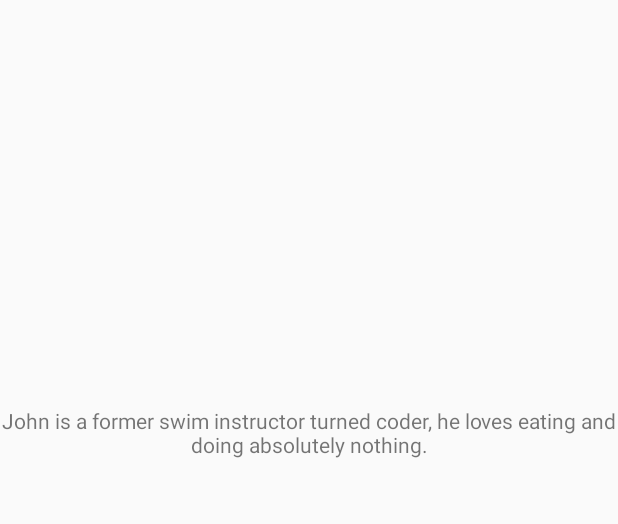
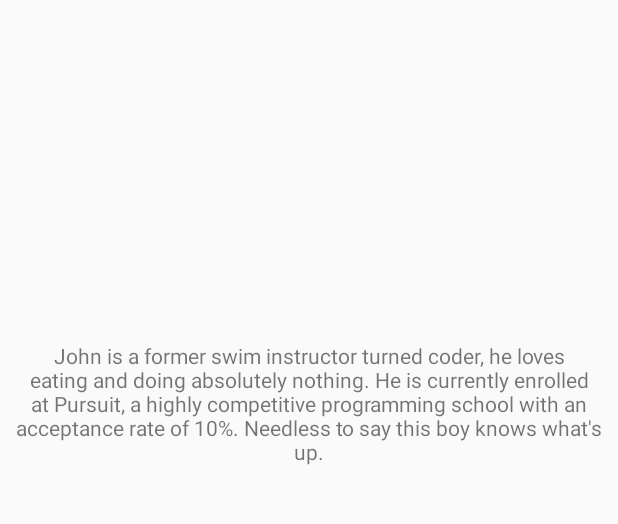
Before and after one commit to kelveenfabian/Group_portfolio, an Android app: the JohnActivity screen opened directly, with no data from a screen before it, on a phone screen of 412 x 824 dp, the part 371-895 px from its top. Run offline under Robolectric (Android 15) with nearby library versions, the phone set to English and light mode, and no system bars.

Commit message:
Added Scroll view + fixed constraints

```diff
--- a/app/src/main/res/layout/activity_john.xml
+++ b/app/src/main/res/layout/activity_john.xml
@@ -5,21 +5,6 @@
     android:layout_width="match_parent"
     android:layout_height="match_parent"
     tools:context=".JohnActivity">
-
-    <TextView
-        android:id="@+id/bio_text"
-        android:layout_width="wrap_content"
-        android:layout_height="wrap_content"
-        android:layout_marginStart="8dp"
-        android:layout_marginTop="8dp"
-        android:layout_marginEnd="8dp"
-        android:layout_marginBottom="8dp"
-        android:text="@string/john_bio"
-        app:layout_constraintBottom_toBottomOf="parent"
-        app:layout_constraintEnd_toEndOf="parent"
-        app:layout_constraintStart_toStartOf="parent"
-        app:layout_constraintTop_toBottomOf="@+id/john_img"
-        android:gravity="center"/>
 
     <ImageView
         android:id="@+id/john_img"
@@ -34,4 +19,33 @@
         app:layout_constraintStart_toStartOf="parent"
         app:layout_constraintTop_toTopOf="parent" />
 
+    <ScrollView
+        android:id="@+id/john_ScrollView"
+        android:layout_width="match_parent"
+        android:layout_height="wrap_content"
+        android:layout_marginTop="8dp"
+        android:layout_marginBottom="8dp"
+        app:layout_constraintBottom_toBottomOf="parent"
+        app:layout_constraintHorizontal_bias="0.0"
+        app:layout_constraintLeft_toLeftOf="parent"
+        app:layout_constraintRight_toRightOf="parent"
+        app:layout_constraintTop_toBottomOf="@+id/john_img"
+        app:layout_constraintVertical_bias="0.458">
+
+        <TextView
+            android:id="@+id/bio_text"
+            android:layout_width="wrap_content"
+            android:layout_height="wrap_content"
+            android:layout_marginStart="8dp"
+            android:layout_marginTop="8dp"
+            android:layout_marginEnd="8dp"
+            android:layout_marginBottom="8dp"
+            android:gravity="center"
+            android:text="@string/john_bio"
+            app:layout_constraintBottom_toBottomOf="parent"
+            app:layout_constraintEnd_toEndOf="parent"
+            app:layout_constraintStart_toStartOf="parent"
+            app:layout_constraintTop_toBottomOf="@+id/john_img" />
+    </ScrollView>
+
 </android.support.constraint.ConstraintLayout>
--- a/app/src/main/res/values/strings.xml
+++ b/app/src/main/res/values/strings.xml
@@ -3,7 +3,9 @@
     <!-- John -->
     <string name="app_name">Group Portfolio</string>
     <string name="john_img_desc">This is John\'s photo</string>
-    <string name="john_bio">John is a former swim instructor turned coder, he loves eating and doing absolutely nothing.</string>
+    <string name="john_bio">John is a former swim instructor turned coder, he loves eating and doing absolutely nothing.
+     He is currently enrolled at Pursuit, a highly competitive programming school with an acceptance rate of 10%.
+     Needless to say this boy knows what's up.</string>
     <string name="name_john">John</string>
     <string name="link_one">Project 1</string>
     <string name="link_two">Project 2</string>
```
